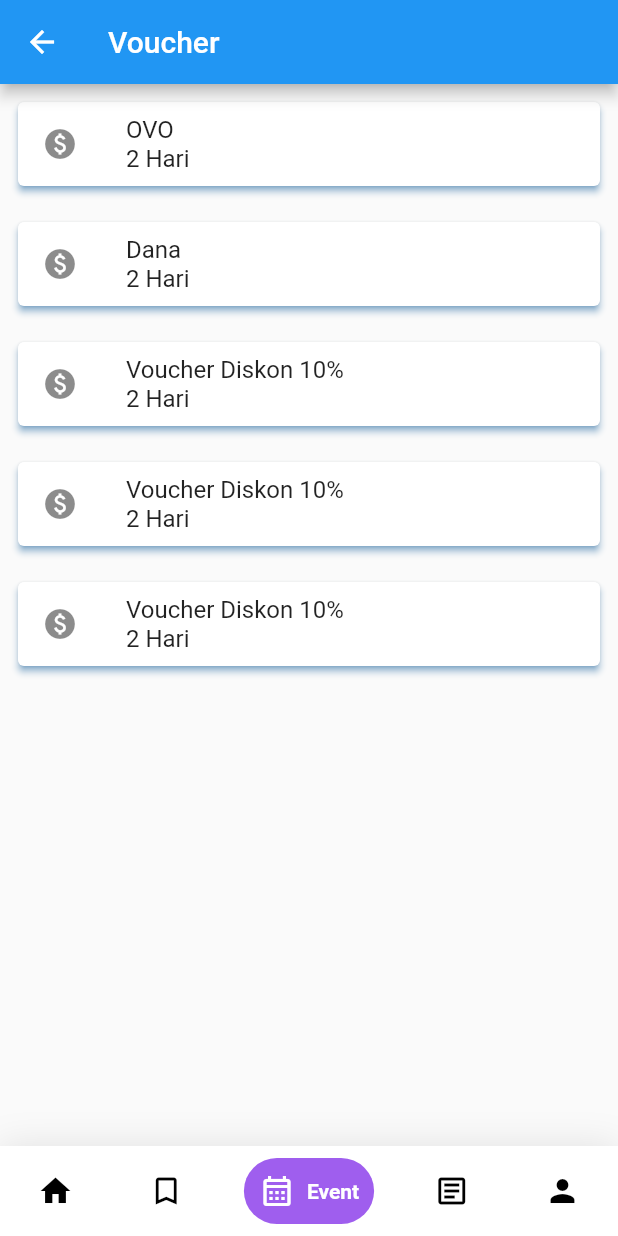
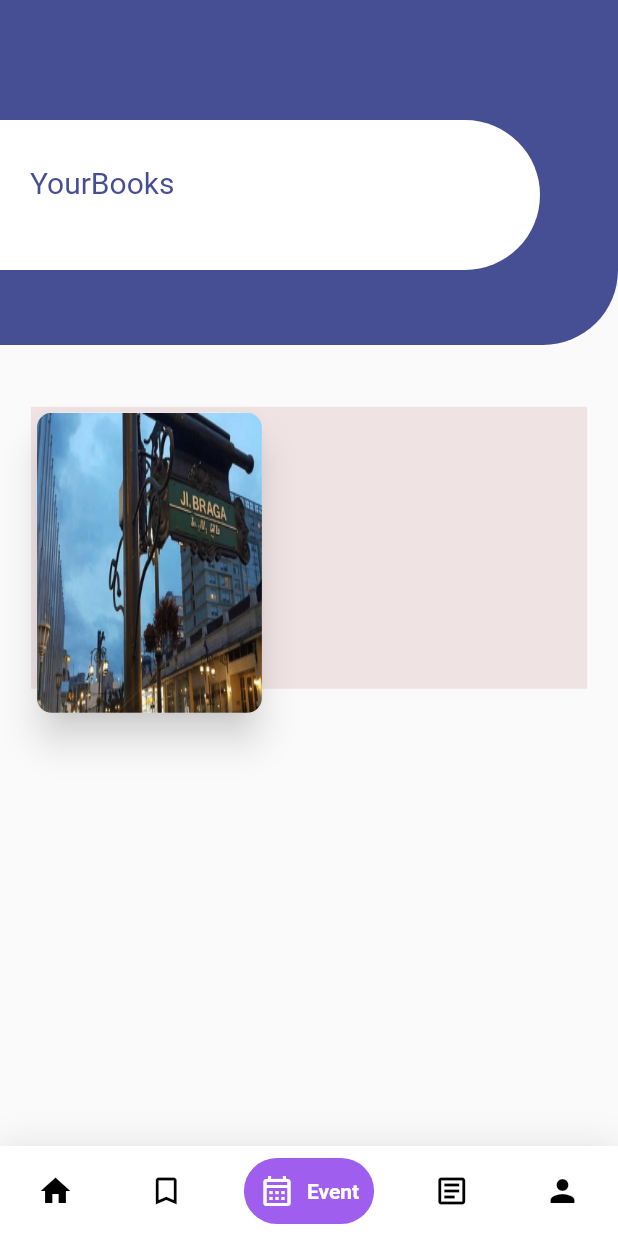
Before and after one commit to Masbin1/sahabit-apps, a Flutter app: the LandingPage screen opened by its route, item 3 of the bottom bar chosen, on a phone screen of 412 x 824 dp. Run offline on Flutter 3.47's test engine with Material 2 defaults, Android fonts, the phone set to English and light mode, and no system bars; drawn by our look-alikes of google_nav_bar; our stand-ins replace carousel_slider, google_maps_flutter, image_picker, shared_preferences, sqflite, websafe_svg and 1 more; missing offline and left inert: banner_listtile, flutter_onboard, fsearch, sign_button; accounts and stored records are empty; network calls fail.

Commit message:
event v1

```diff
--- a/lib/bookmark_page.dart
+++ b/lib/bookmark_page.dart
@@ -23,7 +23,8 @@ class BookmarkPage extends StatelessWidget {
             actions: [
               IconButton(icon: new Icon(Icons.more_horiz, color: Colors.black)),
             ]),
-        body: Container(
+        body: SingleChildScrollView(
+          child: Container(
             alignment: Alignment.topCenter,
             width: width,
             height: MediaQuery.of(context).size.height,
@@ -33,8 +34,8 @@ class BookmarkPage extends StatelessWidget {
                   height: 40.0,
                   cursorRadius: 5.0,
                   backgroundColor: Colors.white,
-                style:
-                    TextStyle(fontSize: 16.0, height: 1.0, color: Colors.grey),
+                  style: TextStyle(
+                      fontSize: 16.0, height: 1.0, color: Colors.grey),
                   margin: EdgeInsets.only(left: 12.0, right: 12.0, top: 9.0),
                   padding: EdgeInsets.only(
                       left: 6.0, right: 6.0, top: 3.0, bottom: 3.0),
@@ -50,15 +51,17 @@ class BookmarkPage extends StatelessWidget {
                 ),
                 SizedBox(height: 20),
                 BannerListTile(
+                  imageContainerSize: 120,
                   onTap: () {},
+                  // height: 150,
                   backgroundColor: Color.fromARGB(255, 255, 255, 255),
                   borderRadius: BorderRadius.circular(8),
                   showBanner: false,
                   imageContainer: Image(
                       image: AssetImage("assets/images/gedungsate.png"),
-                    fit: BoxFit.cover),
+                      fit: BoxFit.fill),
                   title: const Text(
-                  "Monalisa",
+                    "Gedung Sate",
                     style: TextStyle(
                         fontSize: 24, color: Color.fromARGB(255, 60, 59, 59)),
                     maxLines: 1,
@@ -69,7 +72,7 @@ class BookmarkPage extends StatelessWidget {
                     children: [
                       Row(
                         children: [
-                        Text('data'),
+                          Text('Gedung Sate Merupakan '),
                         ],
                       ),
                     ],
@@ -78,12 +81,14 @@ class BookmarkPage extends StatelessWidget {
                       onPressed: () {},
                       icon: const Icon(
                         Icons.bookmark,
+                        size: 30,
                         color: Colors.black,
                       )),
                 ),
                 const SizedBox(height: 20),
                 //
                 BannerListTile(
+                  imageContainerSize: 120,
                   onTap: () {},
                   backgroundColor: Color.fromARGB(255, 255, 255, 255),
                   bannerPositionRight: true,
@@ -101,7 +106,8 @@ class BookmarkPage extends StatelessWidget {
                   ),
                   subtitle: const Text("A model from NY",
                       style: TextStyle(
-                        fontSize: 13, color: Color.fromARGB(255, 60, 59, 59))),
+                          fontSize: 13,
+                          color: Color.fromARGB(255, 60, 59, 59))),
                   trailing: IconButton(
                       onPressed: () {},
                       icon: const Icon(
@@ -112,6 +118,7 @@ class BookmarkPage extends StatelessWidget {
                 //
                 const SizedBox(height: 20),
                 BannerListTile(
+                  imageContainerSize: 120,
                   onTap: () {},
                   backgroundColor: Color.fromARGB(255, 255, 255, 255),
                   bannerPositionRight: true,
@@ -129,7 +136,8 @@ class BookmarkPage extends StatelessWidget {
                   ),
                   subtitle: const Text("A model from NY",
                       style: TextStyle(
-                        fontSize: 13, color: Color.fromARGB(255, 60, 59, 59))),
+                          fontSize: 13,
+                          color: Color.fromARGB(255, 60, 59, 59))),
                   trailing: IconButton(
                       onPressed: () {},
                       icon: const Icon(
@@ -140,6 +148,7 @@ class BookmarkPage extends StatelessWidget {
                 const SizedBox(height: 20),
                 //
                 BannerListTile(
+                  imageContainerSize: 120,
                   onTap: () {},
                   backgroundColor: Color.fromARGB(255, 255, 255, 255),
                   bannerPositionRight: true,
@@ -157,7 +166,8 @@ class BookmarkPage extends StatelessWidget {
                   ),
                   subtitle: const Text("A model from NY",
                       style: TextStyle(
-                        fontSize: 13, color: Color.fromARGB(255, 60, 59, 59))),
+                          fontSize: 13,
+                          color: Color.fromARGB(255, 60, 59, 59))),
                   trailing: IconButton(
                       onPressed: () {},
                       icon: const Icon(
@@ -169,6 +179,7 @@ class BookmarkPage extends StatelessWidget {
                 const SizedBox(height: 20),
                 //
                 BannerListTile(
+                  imageContainerSize: 120,
                   onTap: () {},
                   backgroundColor: Color.fromARGB(255, 255, 255, 255),
                   bannerPositionRight: true,
@@ -186,7 +197,8 @@ class BookmarkPage extends StatelessWidget {
                   ),
                   subtitle: const Text("A model from NY",
                       style: TextStyle(
-                        fontSize: 13, color: Color.fromARGB(255, 60, 59, 59))),
+                          fontSize: 13,
+                          color: Color.fromARGB(255, 60, 59, 59))),
                   trailing: IconButton(
                       onPressed: () {},
                       icon: const Icon(
@@ -196,6 +208,7 @@ class BookmarkPage extends StatelessWidget {
                 ),
               ],
             ),
+          ),
         ));
   }
 }
--- /dev/null
+++ b/lib/event_page.dart
@@ -0,0 +1,99 @@
+import 'package:flutter/cupertino.dart';
+import 'package:flutter/material.dart';
+
+class EventPage extends StatefulWidget {
+  const EventPage({Key key}) : super(key: key);
+
+  @override
+  State<EventPage> createState() => _EventPageState();
+}
+
+class _EventPageState extends State<EventPage> {
+  @override
+  Widget build(BuildContext context) {
+    final double height = MediaQuery.of(context).size.height;
+    final double width = MediaQuery.of(context).size.width;
+    return Scaffold(
+      body: ListView(children: [
+        Column(
+          children: [
+            Container(
+              height: 230,
+              decoration: BoxDecoration(
+                borderRadius: BorderRadius.only(
+                  bottomRight: Radius.circular(50),
+                ),
+                color: Color(0xFF464f93),
+              ),
+              child: Stack(
+                children: [
+                  Positioned(
+                    top: 80,
+                    left: 0,
+                    child: Container(
+                      height: 100,
+                      width: 360,
+                      decoration: BoxDecoration(
+                        color: Colors.white,
+                        borderRadius: BorderRadius.only(
+                          topRight: Radius.circular(50),
+                          bottomRight: Radius.circular(50),
+                        ),
+                      ),
+                    ),
+                  ),
+                  Positioned(
+                    top: 110,
+                    left: 20,
+                    child: Text(
+                      "YourBooks",
+                      style: TextStyle(fontSize: 20, color: Color(0xFF464f93)),
+                    ),
+                  ),
+                ],
+              ),
+            ),
+            SizedBox(height: height * 0.05),
+            Container(
+              height: 230,
+              child: Stack(
+                children: [
+                  Positioned(
+                    child: Material(
+                      child: Container(
+                          height: 188.0,
+                          width: width * 0.9,
+                          decoration: BoxDecoration(
+                            color: Color.fromARGB(255, 239, 227, 227),
+                            borderRadius: BorderRadius.circular(0.0),
+                          )),
+                    ),
+                  ),
+                  Positioned(
+                    child: Card(
+                      elevation: 10.0,
+                      shadowColor:
+                          Color.fromARGB(255, 29, 11, 11).withOpacity(0.5),
+                      shape: RoundedRectangleBorder(
+                        borderRadius: BorderRadius.circular(15.0),
+                      ),
+                      child: Container(
+                        height: 200,
+                        width: 150,
+                        decoration: BoxDecoration(
+                            borderRadius: BorderRadius.circular(10.0),
+                            image: DecorationImage(
+                                fit: BoxFit.fill,
+                                image: AssetImage('assets/images/braga.png'))),
+                      ),
+                    ),
+                  ),
+                ],
+              ),
+            )
+          ],
+        ),
+      ]),
+    );
+  }
+}
--- a/lib/home/home_page.dart
+++ b/lib/home/home_page.dart
@@ -3,6 +3,7 @@
 import 'dart:convert';
 
 import 'package:flutter/material.dart';
+import 'package:sahabit_apps/bookmark_page.dart';
 import 'package:sahabit_apps/detail/produkdetailpage.dart';
 import 'package:sahabit_apps/home/komponents/build_button.dart';
 import 'package:sahabit_apps/home/komponents/build_slider.dart';
@@ -13,7 +14,6 @@ import 'package:sahabit_apps/model/kategori.dart';
 import 'package:http/http.dart' as http;
 import 'package:sahabit_apps/model/produk.dart';
 import 'package:sahabit_apps/temukan_page.dart';
-import 'package:sahabit_apps/voucher_page.dart';
 
 class HomePage extends StatefulWidget {
   const HomePage({Key key}) : super(key: key);
@@ -219,7 +219,7 @@ class _HomePageState extends State<HomePage> {
                 icon: Icons.paid_sharp,
                 press: () {
                   Navigator.of(context).push(
-                      MaterialPageRoute(builder: (context) => VoucherPage()));
+                      MaterialPageRoute(builder: (context) => BookmarkPage()));
                 },
               )
             ],
--- a/lib/konstant.dart
+++ b/lib/konstant.dart
@@ -4,4 +4,4 @@ import 'package:flutter/material.dart';
 
 Color primaryColor = Color(0xFF050522);
 // String sUrl = "kutikin.000webhostapp.com";
-String sUrl = "192.168.100.89";
+String sUrl = "192.168.43.145";
--- a/lib/landing_page.dart
+++ b/lib/landing_page.dart
@@ -2,12 +2,15 @@
 
 import 'package:flutter/material.dart';
 import 'package:google_nav_bar/google_nav_bar.dart';
+import 'package:sahabit_apps/bookmark_page.dart';
 import 'package:sahabit_apps/home/home_page.dart';
 import 'package:sahabit_apps/maps_page.dart';
 import 'package:sahabit_apps/profil/profil_page.dart';
 import 'package:sahabit_apps/transaksi/pembayaran/list_pembayaran.dart';
 import 'package:sahabit_apps/transaksi/status_page.dart';
 import 'package:sahabit_apps/transaksi/transaksi_page.dart';
+
+import 'event_page.dart';
 
 class LandingPage extends StatefulWidget {
   final String nav;
@@ -21,9 +24,9 @@ class _LandingPageState extends State<LandingPage> {
   int _bottomNavCurrentIndex = 0;
   final List<Widget> _container = [
     HomePage(),
+    BookmarkPage(),
+    EventPage(),
     TransaksiPage(),
-    VoucherPage(),
-    StatusPage(),
     ProfilPage(),
   ];
 
--- a/lib/voucher_page.dart
+++ /dev/null
@@ -1,55 +0,0 @@
-// ignore_for_file: prefer_const_constructors
-
-import 'package:flutter/material.dart';
-
-class VoucherPage extends StatelessWidget {
-  const VoucherPage({Key key}) : super(key: key);
-
-  @override
-  Widget build(BuildContext context) {
-    List<Voucher> list = <Voucher>[
-      Voucher(title: "Voucher Diskon 20%", durasi: "2 Hari"),
-      Voucher(title: "Voucher Diskon 30%", durasi: "2 Hari"),
-      Voucher(title: "Voucher Diskon 10%", durasi: "2 Hari"),
-      Voucher(title: "Voucher Diskon 10%", durasi: "2 Hari"),
-      Voucher(title: "Voucher Diskon 10%", durasi: "2 Hari"),
-    ];
-    return Scaffold(
-      appBar: AppBar(
-        title: Text("Voucher"),
-      ),
-      body: ListView.builder(
-        itemCount: list.length,
-        itemBuilder: (BuildContext context, int i) {
-          return Padding(
-            padding: const EdgeInsets.all(8.0),
-            child: Card(
-              shadowColor: Colors.blue,
-              elevation: 2,
-              child: ListTile(
-                leading: Icon(Icons.paid_sharp),
-                title: Column(
-                  crossAxisAlignment: CrossAxisAlignment.start,
-                  children: [
-                    Text(list[i].title),
-                    Text(list[i].durasi),
-                  ],
-                ),
-              ),
-            ),
-          );
-        },
-      ),
-    );
-  }
-}
-
-class Voucher {
-  Voucher({
-    this.title,
-    this.durasi,
-  });
-
-  String title;
-  String durasi;
-}
```
Lines whose indentation alone changed are shown as unchanged.
